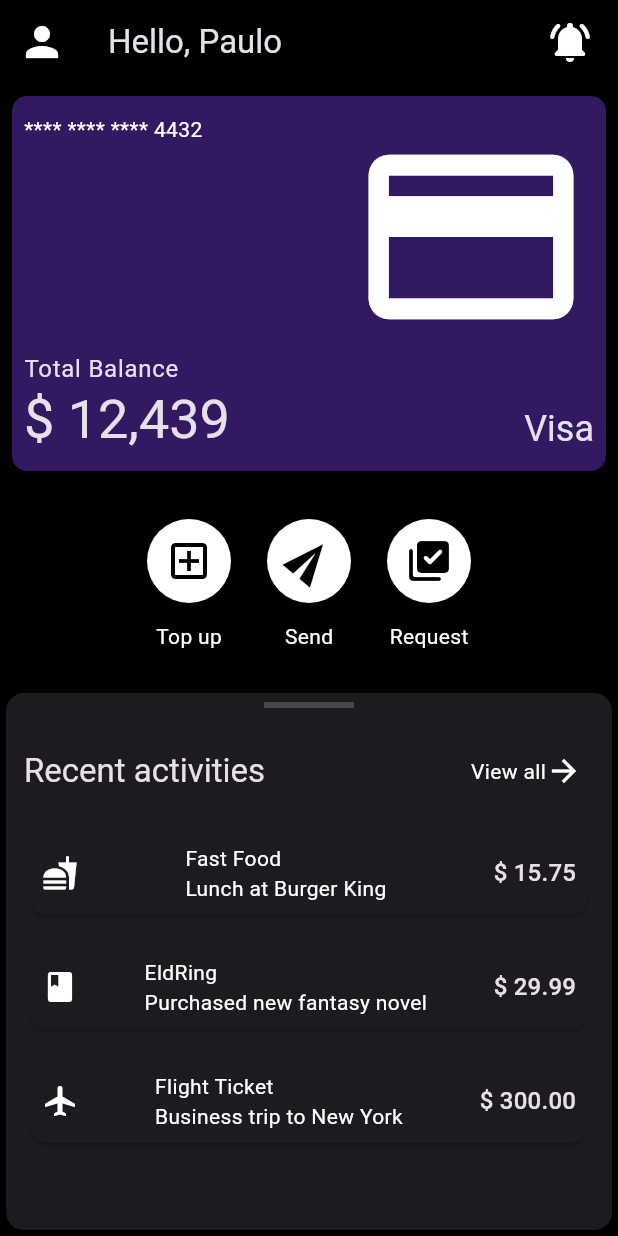
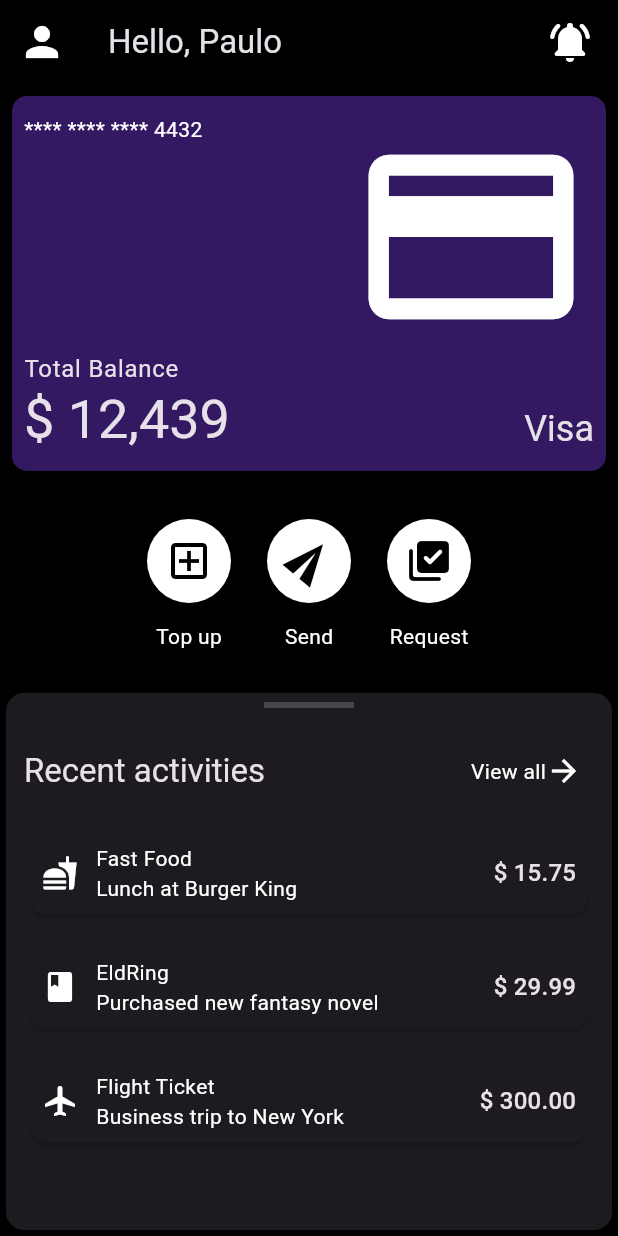
Before and after one commit to pauloRodri29/ui_ux_project, a Flutter app: the FinanceHomePage screen opened directly, on a phone screen of 412 x 824 dp. Run offline on Flutter 3.47's test engine with Material 3 defaults, Android fonts, the phone set to English and light mode, and no system bars; our stand-ins replace fl_chart.

```diff
--- a/lib/finance/components/card_custom_activities.dart
+++ b/lib/finance/components/card_custom_activities.dart
@@ -42,18 +42,21 @@ class CardCustomActivitiesHome extends StatelessWidget {
                   ),
                   ...transactions.map(
                     (tr) {
-                      return SingleChildScrollView(
-                        child: Card(
+                      return Card(
                         child: Padding(
                           padding: const EdgeInsets.all(8.0),
                           child: Row(
                             mainAxisAlignment: MainAxisAlignment.spaceBetween,
                             children: [
+                              Row(
+                                spacing: 12,
+                                children: [
                                   Icon(
                                     tr.icon,
                                   ),
                                   Column(
-                                  crossAxisAlignment: CrossAxisAlignment.start,
+                                    crossAxisAlignment:
+                                        CrossAxisAlignment.start,
                                     children: [
                                       Text(
                                         tr.title,
@@ -61,12 +64,13 @@ class CardCustomActivitiesHome extends StatelessWidget {
                                       Text(tr.details),
                                     ],
                                   ),
+                                ],
+                              ),
                               Text(
                                 "\$ ${tr.value.toStringAsFixed(2)}",
                                 style: TextTheme.of(context).titleMedium,
                               )
                             ],
-                            ),
                           ),
                         ),
                       );
--- a/lib/main.dart
+++ b/lib/main.dart
@@ -1,6 +1,6 @@
 import 'package:flutter/material.dart';
 import 'package:ui_ux_project/finance/ui/themes/theme_data.dart';
-import 'package:ui_ux_project/finance/views/login/login.dart';
+import 'package:ui_ux_project/finance/views/home.dart';
 
 void main() {
   runApp(const ManangerScreen());
@@ -16,7 +16,7 @@ class ManangerScreen extends StatelessWidget {
       themeMode: ThemeMode.system,
       theme: AppTheme.darkTheme(context),
       darkTheme: AppTheme.darkTheme(context),
-      home: FinanceLoginPage(),
+      home: FinanceHomePage(),
     );
   }
 }
```
Also changed, not shown: 1 other file. Lines whose indentation alone changed are shown as unchanged.
